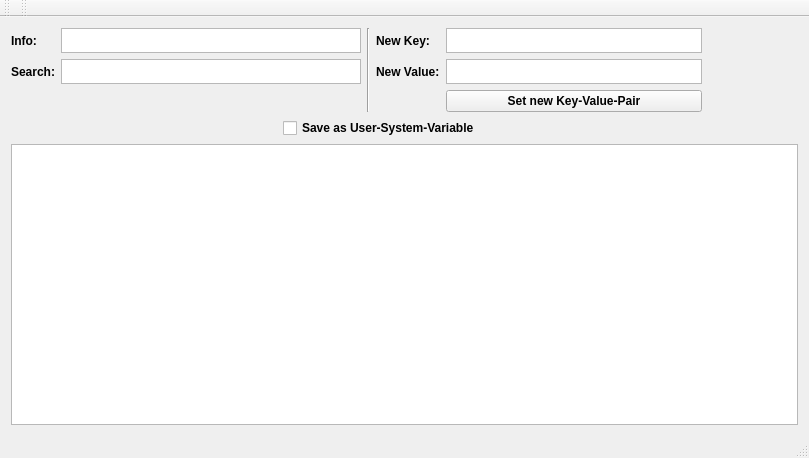
Above: systemVariablesEdit/mainwindow.ui from emi1988/systemVariablesEdit before the change. Below: the same form after it.
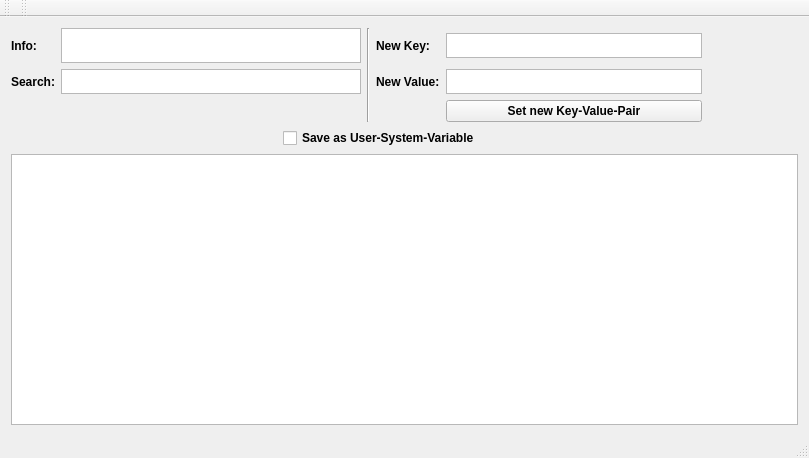
That is the form after the change.

Commit message: Kleine Anpassung an der Oberfläche

```diff
--- a/systemVariablesEdit/mainwindow.ui
+++ b/systemVariablesEdit/mainwindow.ui
@@ -83,40 +83,6 @@
         </property>
        </widget>
       </item>
-      <item row="0" column="1">
-       <widget class="QTextEdit" name="textEditOutput">
-        <property name="sizePolicy">
-         <sizepolicy hsizetype="Expanding" vsizetype="Expanding">
-          <horstretch>0</horstretch>
-          <verstretch>0</verstretch>
-         </sizepolicy>
-        </property>
-        <property name="minimumSize">
-         <size>
-          <width>300</width>
-          <height>25</height>
-         </size>
-        </property>
-        <property name="maximumSize">
-         <size>
-          <width>300</width>
-          <height>25</height>
-         </size>
-        </property>
-        <property name="sizeIncrement">
-         <size>
-          <width>0</width>
-          <height>50</height>
-         </size>
-        </property>
-        <property name="readOnly">
-         <bool>true</bool>
-        </property>
-        <property name="textInteractionFlags">
-         <set>Qt::NoTextInteraction</set>
-        </property>
-       </widget>
-      </item>
       <item row="0" column="2" rowspan="3">
        <widget class="Line" name="line">
         <property name="orientation">
@@ -237,6 +203,43 @@
         </property>
        </widget>
       </item>
+      <item row="0" column="1" alignment="Qt::AlignTop">
+       <widget class="QTextEdit" name="textEditOutput">
+        <property name="sizePolicy">
+         <sizepolicy hsizetype="Expanding" vsizetype="Expanding">
+          <horstretch>0</horstretch>
+          <verstretch>0</verstretch>
+         </sizepolicy>
+        </property>
+        <property name="minimumSize">
+         <size>
+          <width>300</width>
+          <height>35</height>
+         </size>
+        </property>
+        <property name="maximumSize">
+         <size>
+          <width>300</width>
+          <height>25</height>
+         </size>
+        </property>
+        <property name="sizeIncrement">
+         <size>
+          <width>0</width>
+          <height>0</height>
+         </size>
+        </property>
+        <property name="verticalScrollBarPolicy">
+         <enum>Qt::ScrollBarAlwaysOff</enum>
+        </property>
+        <property name="readOnly">
+         <bool>true</bool>
+        </property>
+        <property name="textInteractionFlags">
+         <set>Qt::NoTextInteraction</set>
+        </property>
+       </widget>
+      </item>
      </layout>
     </item>
     <item>
```
